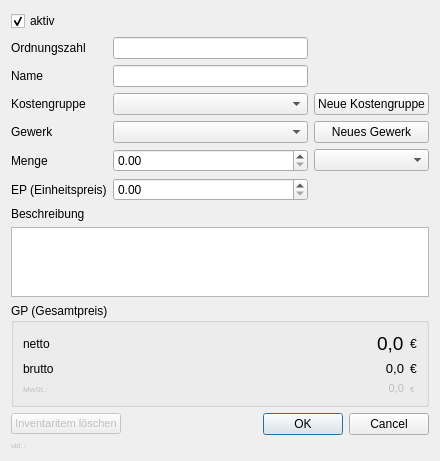
timo-y/syp-kostenfortschreibung, file ui/dlg/inventory_item_dialog.ui: the form before one commit.
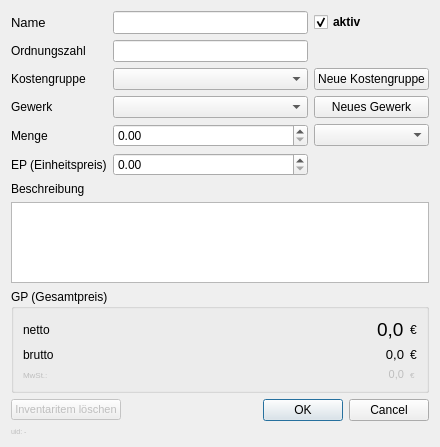
The form after the commit.

Diff of the .ui file:
```diff
--- a/ui/dlg/inventory_item_dialog.ui
+++ b/ui/dlg/inventory_item_dialog.ui
@@ -16,42 +16,95 @@
   <layout class="QVBoxLayout" name="verticalLayout">
    <item>
     <layout class="QGridLayout" name="gridLayout">
-     <item row="10" column="0">
+     <item row="11" column="0">
       <widget class="QLabel" name="label_descr">
        <property name="text">
         <string>Beschreibung</string>
        </property>
       </widget>
      </item>
-     <item row="6" column="1">
+     <item row="8" column="0">
+      <widget class="QLabel" name="label_unit_price">
+       <property name="text">
+        <string>EP (Einheitspreis)</string>
+       </property>
+      </widget>
+     </item>
+     <item row="7" column="1">
       <widget class="QDoubleSpinBox" name="doubleSpinBox_units">
        <property name="maximum">
         <double>999999999999999983222784.000000000000000</double>
        </property>
       </widget>
      </item>
-     <item row="6" column="0">
-      <widget class="QLabel" name="label_units">
+     <item row="1" column="2">
+      <widget class="QCheckBox" name="checkBox_is_active">
+       <property name="font">
+        <font>
+         <weight>75</weight>
+         <bold>true</bold>
+        </font>
+       </property>
        <property name="text">
-        <string>Menge</string>
+        <string>aktiv</string>
+       </property>
+       <property name="checked">
+        <bool>true</bool>
        </property>
       </widget>
      </item>
-     <item row="4" column="2">
+     <item row="5" column="2">
       <widget class="QPushButton" name="pushButton_add_trade">
        <property name="text">
         <string>Neues Gewerk</string>
        </property>
       </widget>
      </item>
+     <item row="4" column="2">
+      <widget class="QPushButton" name="pushButton_add_cost_group">
+       <property name="text">
+        <string>Neue Kostengruppe</string>
+       </property>
+      </widget>
+     </item>
+     <item row="5" column="1">
+      <widget class="QComboBox" name="comboBox_trade"/>
+     </item>
+     <item row="8" column="1">
+      <widget class="QDoubleSpinBox" name="doubleSpinBox_unit_price">
+       <property name="maximum">
+        <double>999999999999999983222784.000000000000000</double>
+       </property>
+      </widget>
+     </item>
+     <item row="7" column="2">
+      <widget class="QComboBox" name="comboBox_unit_type"/>
+     </item>
+     <item row="7" column="0">
+      <widget class="QLabel" name="label_units">
+       <property name="text">
+        <string>Menge</string>
+       </property>
+      </widget>
+     </item>
+     <item row="4" column="1">
+      <widget class="QComboBox" name="comboBox_cost_group"/>
+     </item>
      <item row="4" column="0">
+      <widget class="QLabel" name="label_units_2">
+       <property name="text">
+        <string>Kostengruppe</string>
+       </property>
+      </widget>
+     </item>
+     <item row="5" column="0">
       <widget class="QLabel" name="label_units_3">
        <property name="text">
         <string>Gewerk</string>
        </property>
       </widget>
      </item>
-     <item row="12" column="0" colspan="3">
+     <item row="13" column="0" colspan="3">
       <widget class="QGroupBox" name="groupBox_amount_a_reductions">
        <property name="title">
         <string>GP (Gesamtpreis)</string>
@@ -200,76 +253,40 @@
        </layout>
       </widget>
      </item>
-     <item row="4" column="1">
-      <widget class="QComboBox" name="comboBox_trade"/>
-     </item>
-     <item row="2" column="1">
-      <widget class="QLineEdit" name="lineEdit_name"/>
-     </item>
-     <item row="6" column="2">
-      <widget class="QComboBox" name="comboBox_unit_type"/>
-     </item>
-     <item row="1" column="0">
-      <widget class="QLabel" name="label_ordial_number">
-       <property name="text">
-        <string>Ordnungszahl</string>
-       </property>
-      </widget>
-     </item>
-     <item row="11" column="0" colspan="3">
+     <item row="12" column="0" colspan="3">
       <widget class="QTextEdit" name="textEdit_description"/>
      </item>
      <item row="3" column="0">
-      <widget class="QLabel" name="label_units_2">
+      <widget class="QLabel" name="label_ordial_number">
        <property name="text">
-        <string>Kostengruppe</string>
+        <string>Ordnungszahl</string>
        </property>
       </widget>
      </item>
-     <item row="1" column="1">
+     <item row="3" column="1">
       <widget class="QLineEdit" name="lineEdit_ordinal_number"/>
      </item>
-     <item row="3" column="2">
-      <widget class="QPushButton" name="pushButton_add_cost_group">
-       <property name="text">
-        <string>Neue Kostengruppe</string>
+     <item row="1" column="1">
+      <widget class="QLineEdit" name="lineEdit_name">
+       <property name="font">
+        <font>
+         <pointsize>10</pointsize>
+        </font>
        </property>
       </widget>
      </item>
-     <item row="0" column="0">
-      <widget class="QCheckBox" name="checkBox_is_active">
-       <property name="text">
-        <string>aktiv</string>
-       </property>
-       <property name="checked">
-        <bool>true</bool>
-       </property>
-      </widget>
-     </item>
-     <item row="2" column="0">
+     <item row="1" column="0">
       <widget class="QLabel" name="label_name">
+       <property name="font">
+        <font>
+         <pointsize>10</pointsize>
+        </font>
+       </property>
        <property name="text">
         <string>Name</string>
        </property>
       </widget>
      </item>
-     <item row="3" column="1">
-      <widget class="QComboBox" name="comboBox_cost_group"/>
-     </item>
-     <item row="7" column="0">
-      <widget class="QLabel" name="label_unit_price">
-       <property name="text">
-        <string>EP (Einheitspreis)</string>
-       </property>
-      </widget>
-     </item>
-     <item row="7" column="1">
-      <widget class="QDoubleSpinBox" name="doubleSpinBox_unit_price">
-       <property name="maximum">
-        <double>999999999999999983222784.000000000000000</double>
-       </property>
-      </widget>
-     </item>
     </layout>
    </item>
    <item>
```
Left out of the diff: 2 changed lines with no effect on the pictures.
